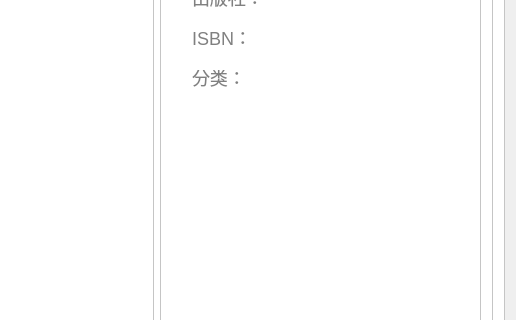
Qt form Library/Library/student_bookdetail.ui (BooksOcean/BooksOcean) before a commit; both pictures show x 509 to 1025 and y 295 to 615 of the 1025 by 722 pixel window.
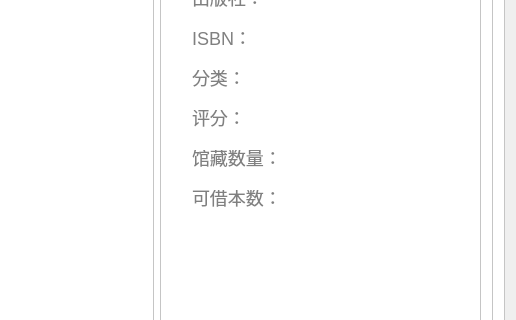
The same form after that commit. Icons and pictures are not drawn.

The edit to the form file:
```diff
--- a/Library/Library/student_bookdetail.ui
+++ b/Library/Library/student_bookdetail.ui
@@ -431,6 +431,117 @@
 text-align:left;</string>
             </property>
            </widget>
+           <widget class="QLineEdit" name="etPublishHead_2">
+            <property name="geometry">
+             <rect>
+              <x>30</x>
+              <y>310</y>
+              <width>80</width>
+              <height>21</height>
+             </rect>
+            </property>
+            <property name="styleSheet">
+             <string notr="true">color:#808080;
+border:none;
+font-size:18px;
+font-family:&quot;微软雅黑&quot;;
+text-align:left;</string>
+            </property>
+            <property name="text">
+             <string>评分：</string>
+            </property>
+           </widget>
+           <widget class="QLineEdit" name="etNowCount">
+            <property name="geometry">
+             <rect>
+              <x>130</x>
+              <y>390</y>
+              <width>171</width>
+              <height>21</height>
+             </rect>
+            </property>
+            <property name="styleSheet">
+             <string notr="true">color:#808080;
+border:none;
+font-size:18px;
+font-family:&quot;微软雅黑&quot;;
+text-align:left;</string>
+            </property>
+           </widget>
+           <widget class="QLineEdit" name="etISBNHead_2">
+            <property name="geometry">
+             <rect>
+              <x>30</x>
+              <y>350</y>
+              <width>101</width>
+              <height>21</height>
+             </rect>
+            </property>
+            <property name="styleSheet">
+             <string notr="true">color:#808080;
+border:none;
+font-size:18px;
+font-family:&quot;微软雅黑&quot;;
+text-align:left;</string>
+            </property>
+            <property name="text">
+             <string>馆藏数量：</string>
+            </property>
+           </widget>
+           <widget class="QLineEdit" name="etScore">
+            <property name="geometry">
+             <rect>
+              <x>110</x>
+              <y>310</y>
+              <width>191</width>
+              <height>21</height>
+             </rect>
+            </property>
+            <property name="styleSheet">
+             <string notr="true">color:#808080;
+border:none;
+font-size:18px;
+font-family:&quot;微软雅黑&quot;;
+text-align:left;</string>
+            </property>
+           </widget>
+           <widget class="QLineEdit" name="etCount">
+            <property name="geometry">
+             <rect>
+              <x>130</x>
+              <y>350</y>
+              <width>171</width>
+              <height>21</height>
+             </rect>
+            </property>
+            <property name="styleSheet">
+             <string notr="true">color:#808080;
+border:none;
+font-size:18px;
+font-family:&quot;微软雅黑&quot;;
+text-align:left;</string>
+            </property>
+           </widget>
+           <widget class="QLineEdit" name="etClassifyHead_2">
+            <property name="geometry">
+             <rect>
+              <x>30</x>
+              <y>390</y>
+              <width>101</width>
+              <height>21</height>
+             </rect>
+            </property>
+            <property name="styleSheet">
+             <string notr="true">color:#808080;
+border:none;
+font-size:18px;
+font-family:&quot;微软雅黑&quot;;
+text-align:left;</string>
+            </property>
+            <property name="text">
+             <string>可借本数：</string>
+            </property>
+           </widget>
           </widget>
          </item>
         </layout>
```
